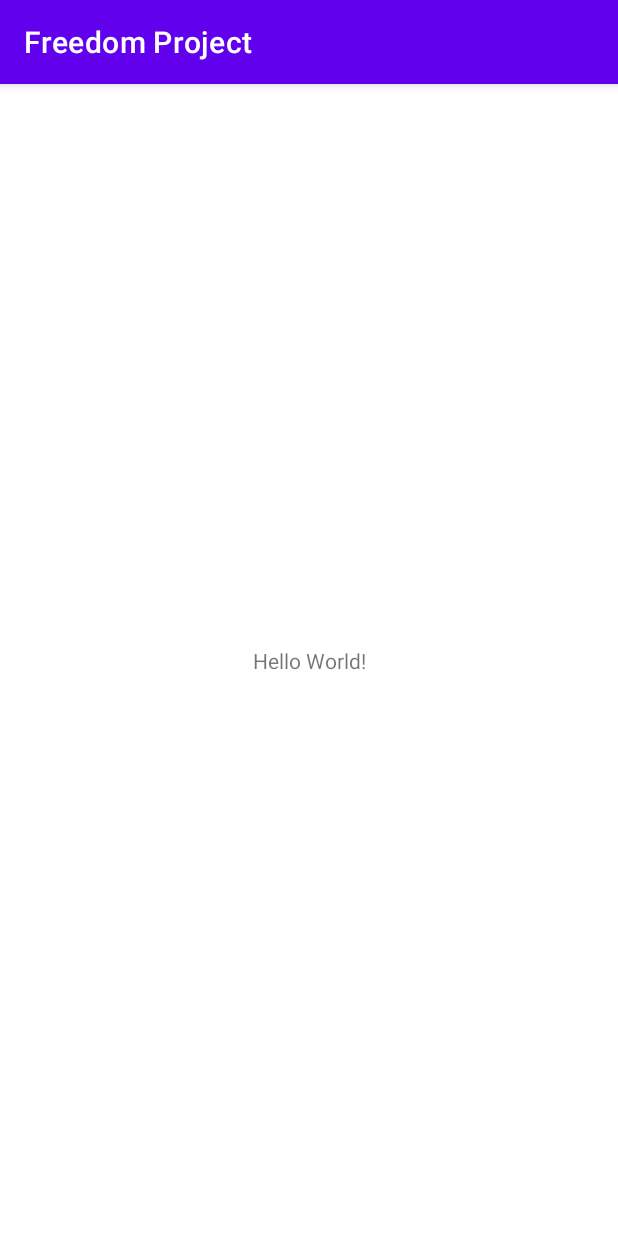
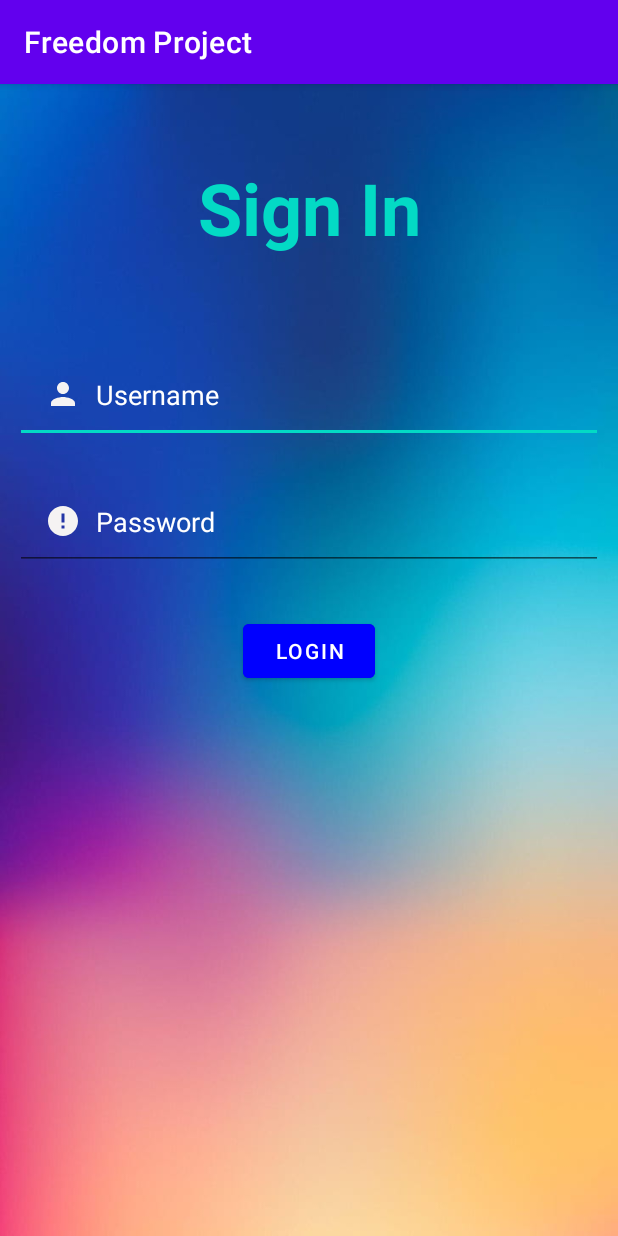
Before and after one commit to Jianpingc7226/DiscussiongHall, an Android app: the screen it shows after launch (MainActivity), on a phone screen of 412 x 824 dp. Run offline under Robolectric (Android 15) with nearby library versions, the light colour scheme and no system bars.

Commit message:
Login Page Design Complete

```diff
--- a/app/src/main/java/com/jianpingandy/freedomproject/MainActivity.java
+++ b/app/src/main/java/com/jianpingandy/freedomproject/MainActivity.java
@@ -3,6 +3,11 @@ package com.jianpingandy.freedomproject;
 import androidx.appcompat.app.AppCompatActivity;
 
 import android.os.Bundle;
+import android.view.View;
+import android.widget.TextView;
+import android.widget.Toast;
+
+import com.google.android.material.button.MaterialButton;
 
 public class MainActivity extends AppCompatActivity {
 
@@ -10,5 +15,23 @@ public class MainActivity extends AppCompatActivity {
     protected void onCreate(Bundle savedInstanceState) {
         super.onCreate(savedInstanceState);
         setContentView(R.layout.activity_main);
+
+        TextView username = (TextView) findViewById(R.id.username);
+        TextView password = (TextView) findViewById(R.id.password);
+
+        MaterialButton loginbtn = (MaterialButton) findViewById(R.id.login);
+
+        //username && password == "admin" => Go to MainActivity2
+        loginbtn.setOnClickListener(new View.OnClickListener() {
+            @Override
+            public void onClick(View view) {
+                if(username.getText().toString().equals("admin") && password.getText().toString().equals("admin")){
+                    Toast.makeText(MainActivity.this, "Login Successful", Toast.LENGTH_SHORT).show();
+                }else{
+                    Toast.makeText(MainActivity.this, "Login Failed", Toast.LENGTH_SHORT).show();
+                }
+
+            }
+        });
     }
 }
--- /dev/null
+++ b/app/src/main/res/drawable/ic_baseline_error_24.xml
@@ -0,0 +1,5 @@
+<vector android:height="24dp" android:tint="#F5F3F3"
+    android:viewportHeight="24" android:viewportWidth="24"
+    android:width="24dp" xmlns:android="http://schemas.android.com/apk/res/android">
+    <path android:fillColor="@android:color/white" android:pathData="M12,2C6.48,2 2,6.48 2,12s4.48,10 10,10 10,-4.48 10,-10S17.52,2 12,2zM13,17h-2v-2h2v2zM13,13h-2L11,7h2v6z"/>
+</vector>
--- /dev/null
+++ b/app/src/main/res/drawable/ic_baseline_person_24.xml
@@ -0,0 +1,5 @@
+<vector android:height="24dp" android:tint="#F5F3F3"
+    android:viewportHeight="24" android:viewportWidth="24"
+    android:width="24dp" xmlns:android="http://schemas.android.com/apk/res/android">
+    <path android:fillColor="@android:color/white" android:pathData="M12,12c2.21,0 4,-1.79 4,-4s-1.79,-4 -4,-4 -4,1.79 -4,4 1.79,4 4,4zM12,14c-2.67,0 -8,1.34 -8,4v2h16v-2c0,-2.66 -5.33,-4 -8,-4z"/>
+</vector>
--- a/app/src/main/res/layout/activity_main.xml
+++ b/app/src/main/res/layout/activity_main.xml
@@ -1,18 +1,61 @@
 <?xml version="1.0" encoding="utf-8"?>
-<androidx.constraintlayout.widget.ConstraintLayout xmlns:android="http://schemas.android.com/apk/res/android"
-    xmlns:app="http://schemas.android.com/apk/res-auto"
+<RelativeLayout xmlns:android="http://schemas.android.com/apk/res/android"
     xmlns:tools="http://schemas.android.com/tools"
     android:layout_width="match_parent"
     android:layout_height="match_parent"
+    android:background="@drawable/background"
     tools:context=".MainActivity">
 
     <TextView
+        android:layout_width="match_parent"
+        android:layout_height="wrap_content"
+        android:text="Sign In"
+        android:id="@+id/sign_in"
+        android:textSize="48dp"
+        android:textStyle="bold"
+        android:textColor="@color/teal_200"
+        android:layout_margin="50dp"
+        android:gravity="center"
+       />
+
+    <EditText
+        android:id="@+id/username"
+        android:layout_width="match_parent"
+        android:layout_height="wrap_content"
+        android:layout_below="@+id/sign_in"
+        android:layout_marginStart="10dp"
+        android:layout_marginTop="10dp"
+        android:layout_marginEnd="10dp"
+        android:layout_marginBottom="10dp"
+        android:drawableLeft="@drawable/ic_baseline_person_24"
+        android:drawablePadding="10dp"
+        android:hint="Username"
+        android:padding="20dp"
+        android:textColor="@color/white"
+        android:textColorHint="@color/white" />
+
+    <EditText
+        android:layout_width="match_parent"
+        android:layout_height="wrap_content"
+        android:layout_below="@+id/username"
+        android:id="@+id/password"
+        android:padding="20dp"
+        android:layout_margin="10dp"
+        android:hint="Password"
+        android:textColorHint="@color/white"
+        android:textColor="@color/white"
+        android:drawableLeft="@drawable/ic_baseline_error_24"
+        android:drawablePadding="10dp"
+        />
+    <com.google.android.material.button.MaterialButton
         android:layout_width="wrap_content"
         android:layout_height="wrap_content"
-        android:text="Hello World!"
-        app:layout_constraintBottom_toBottomOf="parent"
-        app:layout_constraintLeft_toLeftOf="parent"
-        app:layout_constraintRight_toRightOf="parent"
-        app:layout_constraintTop_toTopOf="parent" />
+        android:id="@+id/login"
+        android:layout_below="@+id/password"
+        android:text="Login"
+        android:backgroundTint="#0000FF"
+        android:layout_centerHorizontal="true"
+        android:layout_margin="20dp"
+        />
 
-</androidx.constraintlayout.widget.ConstraintLayout>
+</RelativeLayout>
```
Also changed, not shown: app/src/main/res/drawable-v24/background.png (added).
